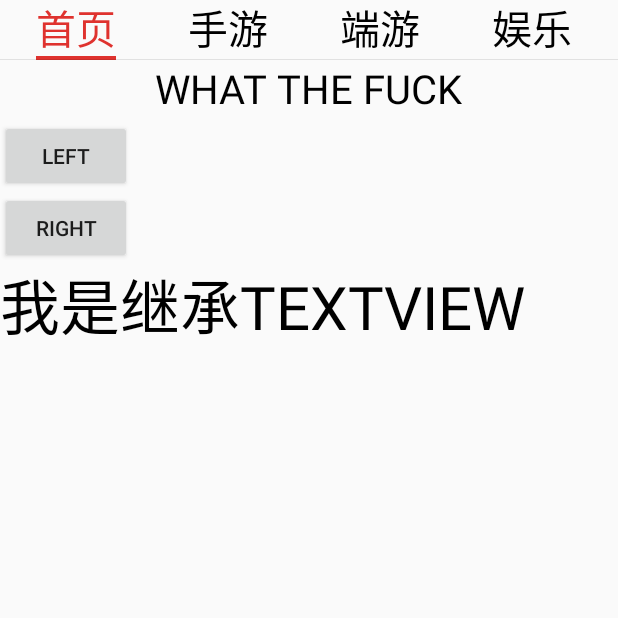
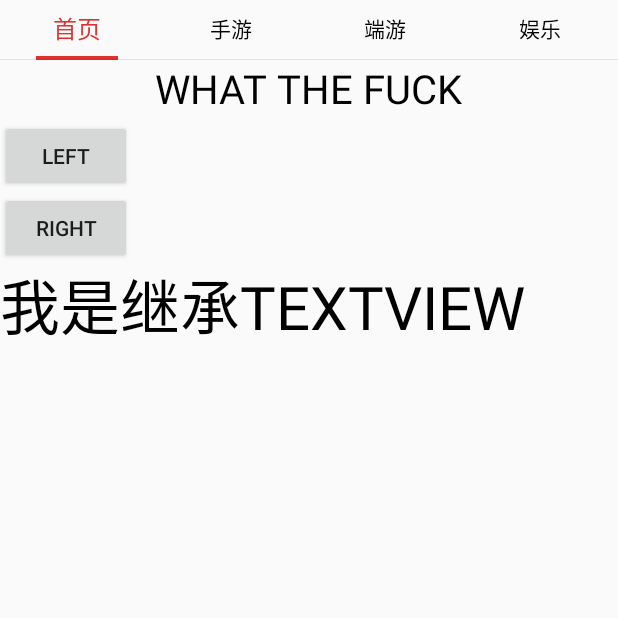
Before and after one commit to brucetoo/GradientTabStrip, an Android app: the screen it shows after launch (PagerActivity), on a phone screen of 412 x 824 dp, the top half of it. Run offline under Robolectric (Android 15) with nearby library versions, the phone set to English and light mode, and no system bars.

Commit message:
GradientTextView demo分支提交

```diff
--- a/app/src/main/java/com/brucetoo/gradienttabstrip/GradientTextView.java
+++ b/app/src/main/java/com/brucetoo/gradienttabstrip/GradientTextView.java
@@ -51,6 +51,11 @@ public class GradientTextView extends TextView {
 
     public void setOffset(float offset) {
         this.offset = offset;
+        invalidate();
+    }
+
+    public void setmTextLeftColor(int mTextLeftColor) {
+        this.mTextLeftColor = mTextLeftColor;
         invalidate();
     }
 
--- a/app/src/main/java/com/brucetoo/gradienttabstrip/PagerActivity.java
+++ b/app/src/main/java/com/brucetoo/gradienttabstrip/PagerActivity.java
@@ -7,6 +7,7 @@ import android.support.v4.app.FragmentActivity;
 import android.support.v4.app.FragmentManager;
 import android.support.v4.app.FragmentPagerAdapter;
 import android.support.v4.view.ViewPager;
+import android.util.TypedValue;
 
 /**
  * Created by Bruce Too
@@ -18,7 +19,7 @@ public class PagerActivity extends FragmentActivity {
     private PagerSlidingTabStrip strip;
     private ViewPager pager;
     private SimpleAdapter adapter;
-    private String[] strs = new String[]{"首页","手游","端游","娱乐","首页","手游","端游","娱乐"};
+    private String[] strs = new String[]{"首页","手游","端游","娱乐"};
 
     @Override
     protected void onCreate(Bundle savedInstanceState) {
@@ -33,7 +34,7 @@ public class PagerActivity extends FragmentActivity {
         //设置选中的颜色
         strip.setTextColor(Color.parseColor("#df322e"));
         //设置文本大小
-        strip.setTextSize(40);
+        strip.setTextSize(14);
         //指示器颜色
         strip.setIndicatorColor(Color.parseColor("#df322e"));
         //指示器高度
@@ -49,6 +50,10 @@ public class PagerActivity extends FragmentActivity {
         strip.setViewPager(pager);
     }
 
+    private int sp2px(float dpVal) {
+        return (int) TypedValue.applyDimension(TypedValue.COMPLEX_UNIT_SP,
+                dpVal, getResources().getDisplayMetrics());
+    }
     class SimpleAdapter extends FragmentPagerAdapter {
 
         public SimpleAdapter(FragmentManager fm) {
--- a/app/src/main/java/com/brucetoo/gradienttabstrip/PagerSlidingTabStrip.java
+++ b/app/src/main/java/com/brucetoo/gradienttabstrip/PagerSlidingTabStrip.java
@@ -20,7 +20,6 @@ import android.view.ViewTreeObserver.OnGlobalLayoutListener;
 import android.widget.HorizontalScrollView;
 import android.widget.ImageButton;
 import android.widget.LinearLayout;
-import android.widget.TextView;
 
 import java.util.Locale;
 
@@ -214,10 +213,15 @@ public class PagerSlidingTabStrip extends HorizontalScrollView {
 
     private void addTextTab(final int position, String title) {
 
-        ColorGradientView tab = new ColorGradientView(getContext());
-        tab.setmText(title);
-        if(position == 0)
+        GradientTextView tab = new GradientTextView(getContext());
+        tab.setText(title);
+        //初始化添加Tab的时候分类设置字体的大小
+        if(position == 0) {
             tab.setOffset(1);
+            tab.setTextSize(16);
+        }else {
+            tab.setTextSize(14);
+        }
 //        tab_bg.setGravity(Gravity.CENTER);
 //        tab_bg.setSingleLine();
 
@@ -254,29 +258,29 @@ public class PagerSlidingTabStrip extends HorizontalScrollView {
 
             v.setBackgroundResource(tabBackgroundResId);
 
-            if(v instanceof ColorGradientView){
-                ColorGradientView view = (ColorGradientView)v;
-                view.setmTextSize(tabTextSize);
+            if(v instanceof GradientTextView){
+                GradientTextView view = (GradientTextView)v;
+//                view.setTextSize(tabTextSize);
                 view.setmTextLeftColor(tabTextColor);
             }
 
-            if (v instanceof TextView) {
-
-                TextView tab = (TextView) v;
-                tab.setTextSize(TypedValue.COMPLEX_UNIT_PX, tabTextSize);
-                tab.setTypeface(tabTypeface, tabTypefaceStyle);
-                tab.setTextColor(tabTextColor);
-
-                // setAllCaps() is only available from API 14, so the upper case is made manually if we are on a
-                // pre-ICS-build
-                if (textAllCaps) {
-                    if (Build.VERSION.SDK_INT >= Build.VERSION_CODES.ICE_CREAM_SANDWICH) {
-                        tab.setAllCaps(true);
-                    } else {
-                        tab.setText(tab.getText().toString().toUpperCase(locale));
-                    }
-                }
-            }
+//            if (v instanceof TextView) {
+//
+//                TextView tab = (TextView) v;
+//                tab.setTextSize(TypedValue.COMPLEX_UNIT_PX, tabTextSize);
+//                tab.setTypeface(tabTypeface, tabTypefaceStyle);
+//                tab.setTextColor(tabTextColor);
+//
+//                // setAllCaps() is only available from API 14, so the upper case is made manually if we are on a
+//                // pre-ICS-build
+//                if (textAllCaps) {
+//                    if (Build.VERSION.SDK_INT >= Build.VERSION_CODES.ICE_CREAM_SANDWICH) {
+//                        tab.setAllCaps(true);
+//                    } else {
+//                        tab.setText(tab.getText().toString().toUpperCase(locale));
+//                    }
+//                }
+//            }
         }
 
     }
@@ -354,8 +358,8 @@ public class PagerSlidingTabStrip extends HorizontalScrollView {
 
             if (positionOffset > 0)
             {
-                ColorGradientView left = (ColorGradientView) tabsContainer.getChildAt(position);
-                ColorGradientView right = (ColorGradientView) tabsContainer.getChildAt(position+1);
+                GradientTextView left = (GradientTextView) tabsContainer.getChildAt(position);
+                GradientTextView right = (GradientTextView) tabsContainer.getChildAt(position+1);
 
                 left.setmDirection(1);
                 right.setmDirection(0);
@@ -378,14 +382,16 @@ public class PagerSlidingTabStrip extends HorizontalScrollView {
         public void onPageScrollStateChanged(int state) {
             if (state == ViewPager.SCROLL_STATE_IDLE) {
                 scrollToChild(pager.getCurrentItem(), 0);
-                ColorGradientView choosed = (ColorGradientView) tabsContainer.getChildAt(mCurrentPosition);
+                GradientTextView choosed = (GradientTextView) tabsContainer.getChildAt(mCurrentPosition);
                 //跨tab点击的时候 防止tab渲染的颜色不对称
                 for(int i = 0; i < tabsContainer.getChildCount(); i++){
-                    ColorGradientView tmp = (ColorGradientView) tabsContainer.getChildAt(i);
+                    GradientTextView tmp = (GradientTextView) tabsContainer.getChildAt(i);
                     if(choosed != tmp){
                         tmp.setOffset(0);
+                        tmp.setTextSize(14);
                     }else {
                         tmp.setOffset(1);
+                        tmp.setTextSize(18);
                     }
                 }
             }
```
